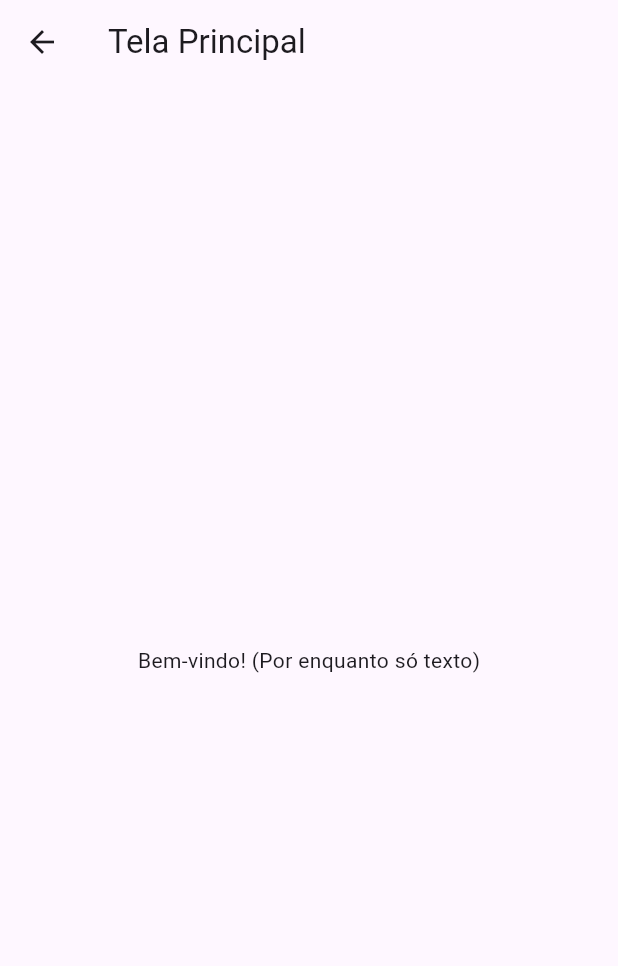
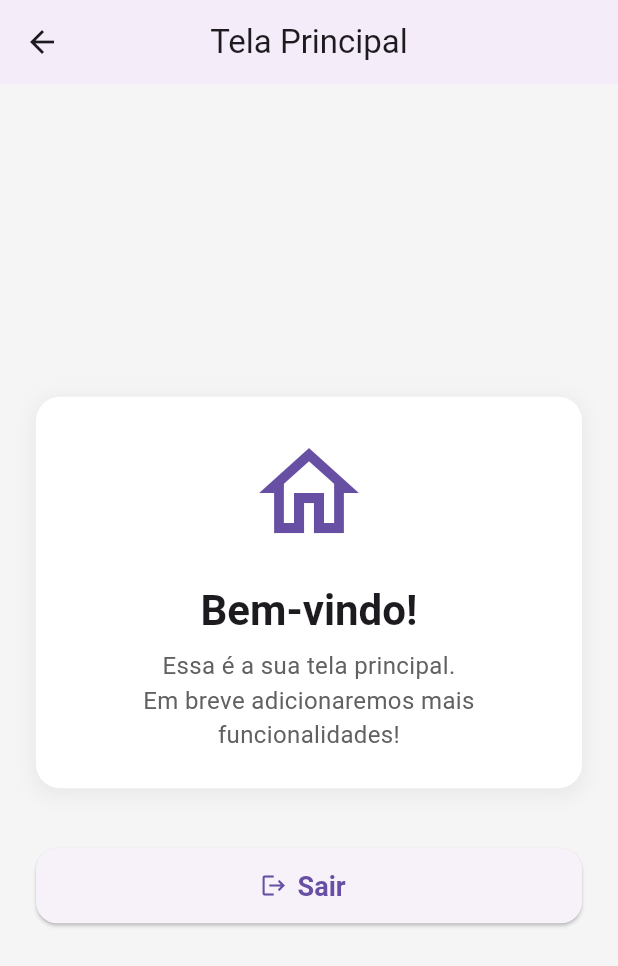
Before and after one commit to Kovokar/Otilio-Flutter, a Flutter app: the HomeView screen opened by its route, on a phone screen of 412 x 824 dp. Shown: the top 966 px of the screen. Run offline on Flutter 3.47's test engine with Material 3 defaults, Android fonts, the phone set to English and light mode, and no system bars; our stand-ins replace shared_preferences; accounts and stored records are empty.

Commit message:
feat: home_view

```diff
--- a/lib/views/home/home_view.dart
+++ b/lib/views/home/home_view.dart
@@ -1,11 +1,93 @@
 import 'package:flutter/material.dart';
+import '../../core/app_routes.dart';
 
 class HomeView extends StatelessWidget {
   @override
   Widget build(BuildContext context) {
+    final theme = Theme.of(context);
+
     return Scaffold(
-      appBar: AppBar(title: const Text('Tela Principal')),
-      body: Center(child: Text('Bem-vindo! (Por enquanto só texto)')),
+      backgroundColor: Colors.grey[100],
+      appBar: AppBar(
+        title: Text("Tela Principal"),
+        centerTitle: true,
+        elevation: 2,
+      ),
+      body: Center(
+        child: Padding(
+          padding: const EdgeInsets.all(24),
+          child: Column(
+            mainAxisAlignment: MainAxisAlignment.center,
+            children: [
+              // CARD PRINCIPAL
+              Container(
+                padding: const EdgeInsets.all(24),
+                decoration: BoxDecoration(
+                  color: Colors.white,
+                  borderRadius: BorderRadius.circular(16),
+                  boxShadow: [
+                    BoxShadow(
+                      color: Colors.black.withOpacity(0.05),
+                      blurRadius: 10,
+                      spreadRadius: 2,
+                      offset: Offset(0, 3),
+                    ),
+                  ],
+                ),
+                child: Column(
+                  children: [
+                    Icon(Icons.home_outlined,
+                        size: 80, color: theme.primaryColor),
+                    const SizedBox(height: 20),
+                    Text(
+                      "Bem-vindo!",
+                      textAlign: TextAlign.center,
+                      style: theme.textTheme.headlineMedium?.copyWith(
+                        fontWeight: FontWeight.bold,
+                      ),
+                    ),
+                    const SizedBox(height: 8),
+                    Text(
+                      "Essa é a sua tela principal.\n"
+                      "Em breve adicionaremos mais funcionalidades!",
+                      textAlign: TextAlign.center,
+                      style: TextStyle(
+                        color: Colors.grey[700],
+                        fontSize: 16,
+                      ),
+                    ),
+                  ],
+                ),
+              ),
+
+              const SizedBox(height: 40),
+
+              // BOTÃO DE LOGOUT (por enquanto apenas volta)
+              SizedBox(
+                height: 50,
+                width: double.infinity,
+                child: ElevatedButton.icon(
+                  icon: Icon(Icons.logout),
+                  style: ElevatedButton.styleFrom(
+                    shape: RoundedRectangleBorder(
+                      borderRadius: BorderRadius.circular(14),
+                    ),
+                    textStyle: const TextStyle(
+                      fontSize: 18,
+                      fontWeight: FontWeight.bold,
+                    ),
+                  ),
+                  onPressed: () {
+                    // Por enquanto apenas volta ao login
+                    Navigator.pushReplacementNamed(context, AppRoutes.login);
+                  },
+                  label: Text("Sair"),
+                ),
+              ),
+            ],
+          ),
+        ),
+      ),
     );
   }
 }
```
